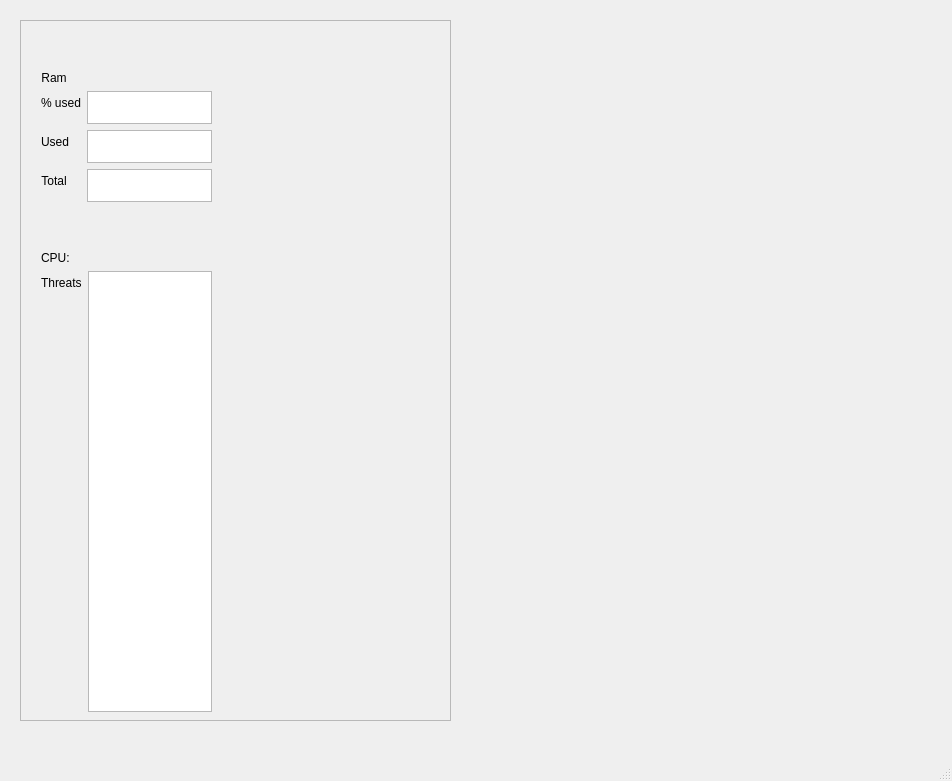
Qt form gui.ui (Janders8/resource-monitor) before a commit.
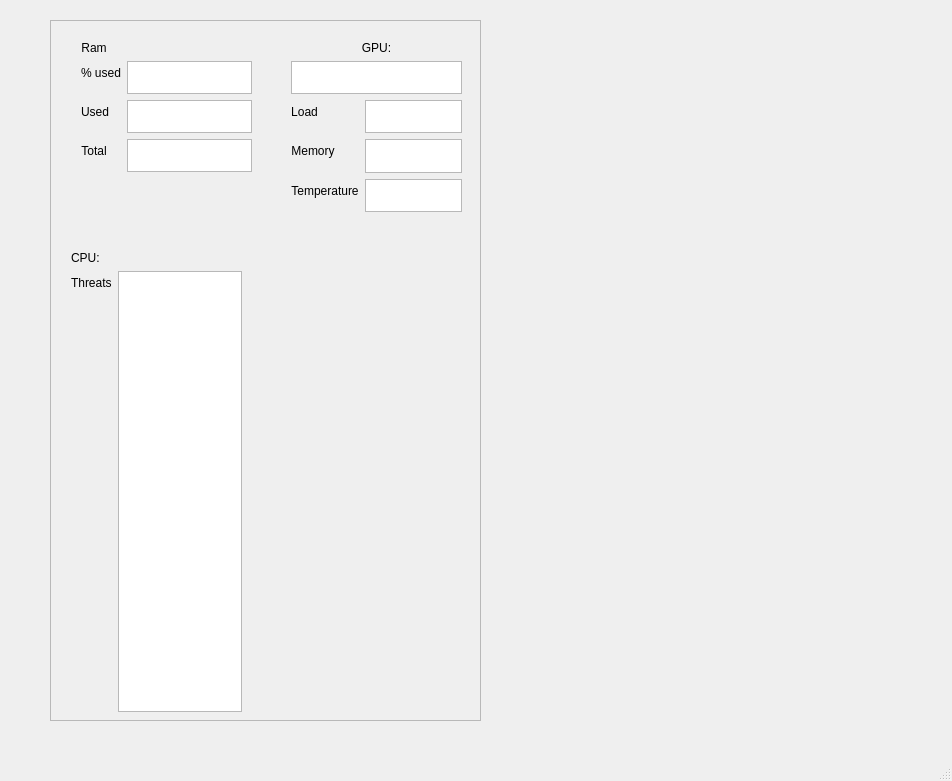
The same form after that commit.

Diff of the .ui file:
```diff
--- a/gui.ui
+++ b/gui.ui
@@ -20,7 +20,7 @@
    <widget class="QScrollArea" name="scrollArea">
     <property name="geometry">
      <rect>
-      <x>20</x>
+      <x>50</x>
       <y>20</y>
       <width>431</width>
       <height>701</height>
@@ -87,8 +87,8 @@
      <widget class="QWidget" name="layoutWidget">
       <property name="geometry">
        <rect>
-        <x>20</x>
-        <y>50</y>
+        <x>30</x>
+        <y>20</y>
         <width>171</width>
         <height>131</height>
        </rect>
@@ -110,9 +110,6 @@
        <item row="2" column="1">
         <widget class="QTextBrowser" name="textBrowserRamUsed"/>
        </item>
-       <item row="1" column="1">
-        <widget class="QTextBrowser" name="textBrowserRamPercent"/>
-       </item>
        <item row="2" column="0">
         <widget class="QLabel" name="label_4">
          <property name="autoFillBackground">
@@ -149,6 +146,85 @@
          </property>
          <property name="text">
           <string>Total</string>
+         </property>
+         <property name="alignment">
+          <set>Qt::AlignCenter</set>
+         </property>
+        </widget>
+       </item>
+       <item row="1" column="1">
+        <widget class="QTextBrowser" name="textBrowserRamPercent"/>
+       </item>
+      </layout>
+     </widget>
+     <widget class="QWidget" name="formLayoutWidget_2">
+      <property name="geometry">
+       <rect>
+        <x>240</x>
+        <y>20</y>
+        <width>171</width>
+        <height>171</height>
+       </rect>
+      </property>
+      <layout class="QFormLayout" name="formLayout_4">
+       <item row="2" column="1">
+        <widget class="QTextBrowser" name="textBrowserGpuLoad"/>
+       </item>
+       <item row="2" column="0">
+        <widget class="QLabel" name="label_12">
+         <property name="autoFillBackground">
+          <bool>false</bool>
+         </property>
+         <property name="text">
+          <string>Load</string>
+         </property>
+         <property name="alignment">
+          <set>Qt::AlignCenter</set>
+         </property>
+        </widget>
+       </item>
+       <item row="3" column="1">
+        <widget class="QTextBrowser" name="textBrowserGpuMemory"/>
+       </item>
+       <item row="3" column="0">
+        <widget class="QLabel" name="label_13">
+         <property name="autoFillBackground">
+          <bool>false</bool>
+         </property>
+         <property name="text">
+          <string>Memory</string>
+         </property>
+         <property name="alignment">
+          <set>Qt::AlignCenter</set>
+         </property>
+        </widget>
+       </item>
+       <item row="4" column="1">
+        <widget class="QTextBrowser" name="textBrowserGpuTemp"/>
+       </item>
+       <item row="4" column="0">
+        <widget class="QLabel" name="label_14">
+         <property name="autoFillBackground">
+          <bool>false</bool>
+         </property>
+         <property name="text">
+          <string>Temperature</string>
+         </property>
+         <property name="alignment">
+          <set>Qt::AlignCenter</set>
+         </property>
+        </widget>
+       </item>
+       <item row="1" column="0" colspan="2">
+        <widget class="QTextBrowser" name="textBrowserGpuName"/>
+       </item>
+       <item row="0" column="0" colspan="2">
+        <widget class="QLabel" name="label_11">
+         <property name="autoFillBackground">
+          <bool>false</bool>
+         </property>
+         <property name="text">
+          <string>GPU:</string>
          </property>
          <property name="alignment">
           <set>Qt::AlignCenter</set>
```
